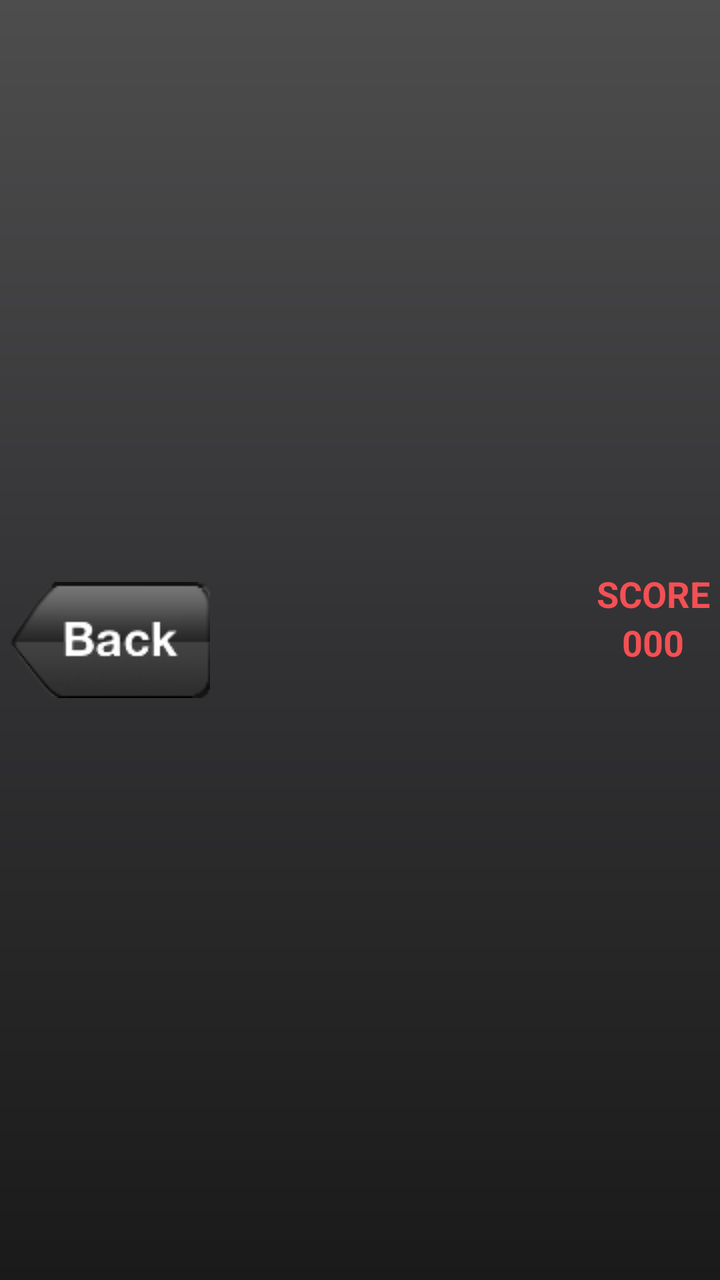
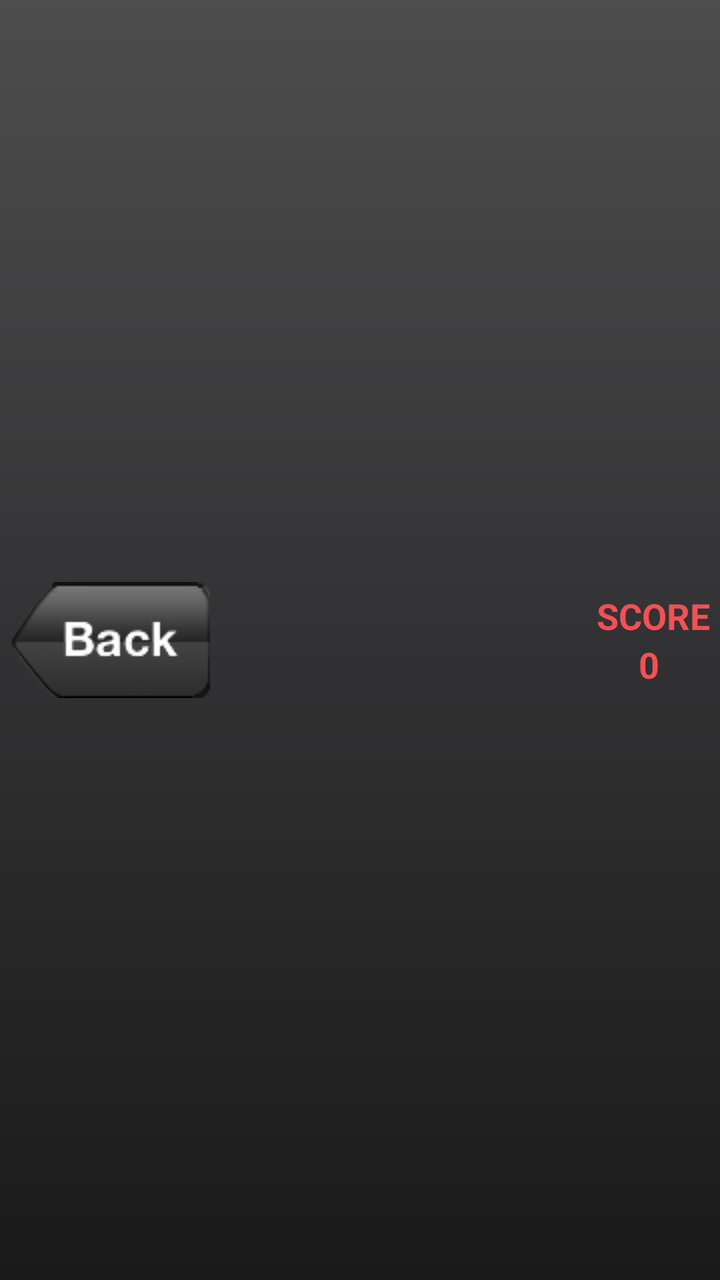

Before-and-after screenshots of an Android layout around one commit, followed by the original layout XML and the change that was made.
<!-- AndroidManifest.xml: application theme Theme.Football2 -->
<!-- res/layout/title_bar2.xml -->
<?xml version="1.0" encoding="utf-8"?>
<RelativeLayout xmlns:android="http://schemas.android.com/apk/res/android"
    android:id="@+id/titleBar"
    android:layout_width="match_parent"
    android:layout_height="50dp"
    android:layout_alignParentTop="true"
    android:background="@drawable/title_bar"
    android:orientation="horizontal" >

    <ImageButton
        android:id="@+id/back2"
        android:layout_width="wrap_content"
        android:layout_height="wrap_content"
        android:layout_centerVertical="true"
        android:layout_alignParentLeft="true"
        android:layout_gravity="left"
        android:layout_margin="5dip"
        android:background="@drawable/button_back" />

    <TextView
        android:id="@+id/title"
        android:layout_width="wrap_content"
        android:layout_height="wrap_content"
        android:layout_centerHorizontal="true"
        android:layout_centerVertical="true"
        android:textAppearance="?android:attr/textAppearanceLarge"
        android:textColor="#FFF"
        android:textSize="20sp"
        android:textStyle="bold" />

    <LinearLayout
        android:layout_width="wrap_content"
        android:layout_height="wrap_content"
        android:layout_alignParentRight="true"
        android:layout_centerVertical="true"
        android:layout_marginRight="5dp"
        android:gravity="center"
        android:orientation="vertical" >

        <TextView
            android:id="@+id/scoreTitle"
            android:layout_width="wrap_content"
            android:layout_height="wrap_content"
            android:shadowColor="#f35054"
            android:text="SCORE"
            android:textAppearance="?android:attr/textAppearanceMedium"
            android:textSize="18sp"
            android:textColor="#f35054"
            android:textStyle="bold" />

        <TextView
            android:id="@+id/scoreValue"
            android:layout_width="wrap_content"
            android:layout_height="wrap_content"
            android:text="000"
            android:textAppearance="?android:attr/textAppearanceMedium"
            android:textColor="#f35054"
            android:textSize="18sp"
            android:textStyle="bold" />

        <TextView
            android:id="@+id/scoreAnimText"
            android:layout_width="wrap_content"
            android:layout_height="wrap_content"
            android:layout_marginStart="4dp"
            android:alpha="0"
            android:textSize="16sp"
            android:textStyle="bold"
            android:visibility="invisible" />
    </LinearLayout>

</RelativeLayout>
<!-- resources referenced by this layout -->
<resources>
  <!-- drawable button_back (drawable) -->
  <?xml version="1.0" encoding="utf-8"?>
  <selector xmlns:android="http://schemas.android.com/apk/res/android">
  
      <item android:drawable="@drawable/back_pressed" android:state_pressed="true"/>
      <item android:drawable="@drawable/back" android:state_pressed="false"/>
  
  </selector>
  <!-- drawable title_bar (drawable) -->
  <?xml version="1.0" encoding="utf-8"?>
  <shape xmlns:android="http://schemas.android.com/apk/res/android"
      android:shape="rectangle" >
  
      <gradient
          android:angle="270"
          android:centerColor="#323234"
          android:endColor="#1a1a1a"
          android:startColor="#4e4d4e" />
  
  </shape>
  <style name="Theme.Football2" parent="Base.Theme.Football2" />
  <!-- drawable back_pressed: png bitmap (drawable, 5517 bytes) -->
  <!-- drawable back: png bitmap (drawable, 5973 bytes) -->
  <style name="Base.Theme.Football2" parent="Theme.Material3.DayNight.NoActionBar">
          
          
      </style>
</resources>

<!-- the commit's change to res/layout/title_bar2.xml (unified diff, before → after) -->
@@ -4,16 +4,14 @@
     android:layout_width="match_parent"
     android:layout_height="50dp"
     android:layout_alignParentTop="true"
-    android:background="@drawable/title_bar"
-    android:orientation="horizontal" >
+    android:background="@drawable/title_bar">
 
     <ImageButton
         android:id="@+id/back2"
         android:layout_width="wrap_content"
         android:layout_height="wrap_content"
+        android:layout_alignParentLeft="true"
         android:layout_centerVertical="true"
-        android:layout_alignParentLeft="true"
-        android:layout_gravity="left"
         android:layout_margin="5dip"
         android:background="@drawable/button_back" />
 
@@ -21,13 +19,13 @@
         android:id="@+id/title"
         android:layout_width="wrap_content"
         android:layout_height="wrap_content"
-        android:layout_centerHorizontal="true"
-        android:layout_centerVertical="true"
+        android:layout_centerInParent="true"
         android:textAppearance="?android:attr/textAppearanceLarge"
         android:textColor="#FFF"
         android:textSize="20sp"
         android:textStyle="bold" />
 
+    
     <LinearLayout
         android:layout_width="wrap_content"
         android:layout_height="wrap_content"
@@ -35,7 +33,7 @@
         android:layout_centerVertical="true"
         android:layout_marginRight="5dp"
         android:gravity="center"
-        android:orientation="vertical" >
+        android:orientation="vertical">
 
         <TextView
             android:id="@+id/scoreTitle"
@@ -44,29 +42,38 @@
             android:shadowColor="#f35054"
             android:text="SCORE"
             android:textAppearance="?android:attr/textAppearanceMedium"
-            android:textSize="18sp"
-            android:textColor="#f35054"
-            android:textStyle="bold" />
-
-        <TextView
-            android:id="@+id/scoreValue"
-            android:layout_width="wrap_content"
-            android:layout_height="wrap_content"
-            android:text="000"
-            android:textAppearance="?android:attr/textAppearanceMedium"
             android:textColor="#f35054"
             android:textSize="18sp"
             android:textStyle="bold" />
 
-        <TextView
-            android:id="@+id/scoreAnimText"
+        
+        <LinearLayout
             android:layout_width="wrap_content"
             android:layout_height="wrap_content"
-            android:layout_marginStart="4dp"
-            android:alpha="0"
-            android:textSize="16sp"
-            android:textStyle="bold"
-            android:visibility="invisible" />
+            android:gravity="center_vertical"
+            android:orientation="horizontal">
+
+            <TextView
+                android:id="@+id/scoreValue"
+                android:layout_width="wrap_content"
+                android:layout_height="wrap_content"
+                android:text="0"
+                android:textAppearance="?android:attr/textAppearanceMedium"
+                android:textColor="#f35054"
+                android:textSize="18sp"
+                android:textStyle="bold" />
+
+            <TextView
+                android:id="@+id/scoreAnimText"
+                android:layout_width="wrap_content"
+                android:layout_height="wrap_content"
+                android:layout_marginStart="4dp"
+                android:alpha="0"
+                android:textSize="16sp"
+                android:textStyle="bold"
+                android:visibility="invisible" />
+        </LinearLayout>
+
     </LinearLayout>
 
 </RelativeLayout>
